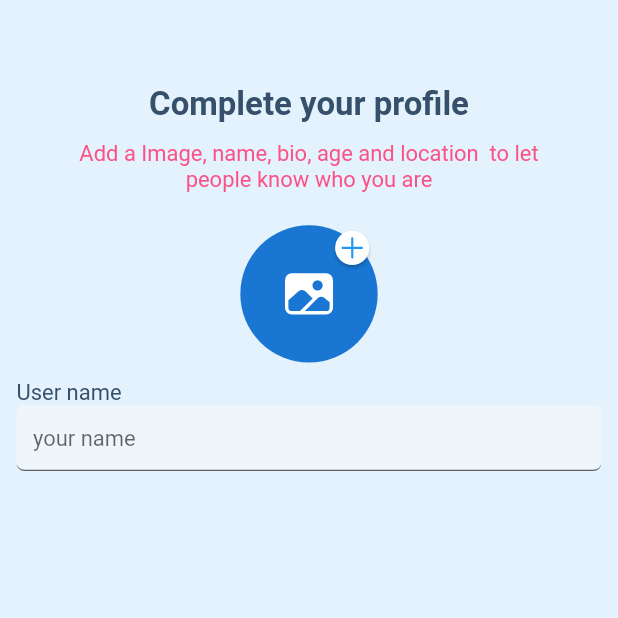
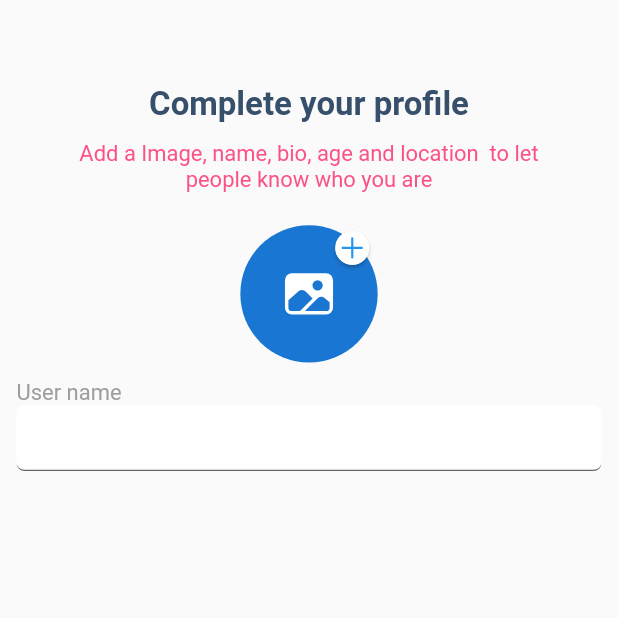
Before and after one commit to abdelrahmanelmarakby/wechive, a Flutter app: the CompleteProfile screen opened directly, on a phone screen of 412 x 824 dp, the top half of it. Run offline on Flutter 3.47's test engine with Material 2 defaults, Android fonts, the phone set to English and light mode, and no system bars; our stand-ins replace cloud_firestore, firebase_auth, firebase_core, firebase_storage, flashy_tab_bar2, geolocator and 8 more; accounts and stored records are empty; Roboto replaces fonts that are missing (Cairo); project files that could hold a hidden picture were left out.

Commit message:
custom TextFormField and updated settings

```diff
--- a/lib/app/modules/auth/views/complete_profile.dart
+++ b/lib/app/modules/auth/views/complete_profile.dart
@@ -4,6 +4,7 @@ import 'package:ionicons/ionicons.dart';
 import 'package:wechive/app/modules/auth/controllers/auth_controller.dart';
 import 'package:wechive/core/consts.dart';
 import 'package:wechive/core/widgets/Text.dart';
+import 'package:wechive/core/widgets/TxtForm.dart';
 
 class CompleteProfile extends GetView<AuthController> {
   @override
@@ -71,45 +72,9 @@ class CompleteProfile extends GetView<AuthController> {
                     ),
                   ),
                   const SizedBox(height: 12.0),
-                  Container(
-                    child: Column(
-                      children: [
-                        Container(
-                          alignment: Alignment.centerLeft,
-                          child: Txt(
-                            "User name",
-                            textAlign: TextAlign.left,
-                            color: KBlue,
-                          ),
-                        ),
-                        TextFormField(
-                          autofillHints: [AutofillHints.name],
-                          autovalidateMode: AutovalidateMode.onUserInteraction,
-                          controller: controller.phone,
-                          keyboardType: TextInputType.name,
-                          validator: (value) {
-                            String pattern = r"/^([a-z']+(-| )?)+$/i";
-                            RegExp regExp = RegExp(pattern);
-                            if (value!.length == 0) {
-                              return 'Please enter mobile number';
-                            } else if (!regExp.hasMatch(value)) {
-                              return 'Please enter valid mobile number';
-                            }
-                            return null;
-                          },
-                          decoration: InputDecoration(
-                              hintText: "your name",
-                              //    labelText: "your name".tr,
-                              focusedBorder: UnderlineInputBorder(
-                                  borderRadius: BorderRadius.circular(6),
-                                  borderSide: BorderSide(color: Colors.green)),
-                              fillColor: Colors.grey.shade50.withOpacity(.5),
-                              filled: true,
-                              border: UnderlineInputBorder(
-                                  borderRadius: BorderRadius.circular(6))),
-                        ),
-                      ],
-                    ),
+                  TxtForm(
+                    editingController: controller.phone,
+                    textFieldName: "User name",
                   ),
                 ],
               ),
--- a/lib/core/app_services/theme.dart
+++ b/lib/core/app_services/theme.dart
@@ -6,7 +6,7 @@ import 'package:wechive/core/consts.dart';
 
 class Themes {
   static final light = ThemeData.light().copyWith(
-      scaffoldBackgroundColor: Colors.blue.shade50,
+      scaffoldBackgroundColor: Colors.grey.shade50,
       primaryColor: KBlue,
       textTheme: TextTheme(
           headline1: GoogleFonts.cairo(),
--- a/lib/core/consts.dart
+++ b/lib/core/consts.dart
@@ -1,6 +1,5 @@
 import 'package:flutter/cupertino.dart';
 import 'package:flutter/material.dart';
-import 'package:wechive/core/shared_services/user_service.dart';
 
 //UI
 const Color KPink = Color(0xffFC5185);
--- /dev/null
+++ b/lib/core/widgets/TxtForm.dart
@@ -0,0 +1,61 @@
+import 'package:flutter/material.dart';
+import 'package:wechive/core/widgets/Text.dart';
+
+class TxtForm extends StatelessWidget {
+  const TxtForm({
+    Key? key,
+    required this.textFieldName,
+    this.textFieldNameColor = Colors.grey,
+    this.textFieldHint = " ",
+    this.validator,
+    this.autofillHints,
+    required this.editingController,
+    this.keyboardType,
+    this.fillColor = Colors.white,
+    this.validateMode = AutovalidateMode.onUserInteraction,
+  }) : super(key: key);
+  final String textFieldName;
+  final Color textFieldNameColor;
+  final String textFieldHint;
+  final String? Function(String?)? validator;
+  final Iterable<String>? autofillHints;
+  final TextEditingController editingController;
+  final TextInputType? keyboardType;
+  final Color fillColor;
+  final AutovalidateMode validateMode;
+
+  @override
+  Widget build(BuildContext context) {
+    return Container(
+      child: Column(
+        children: [
+          Container(
+            alignment: Alignment.centerLeft,
+            child: Txt(
+              textFieldName,
+              textAlign: TextAlign.left,
+              color: textFieldNameColor,
+            ),
+          ),
+          TextFormField(
+            autofillHints: autofillHints,
+            autovalidateMode: validateMode,
+            controller: editingController,
+            keyboardType: keyboardType,
+            validator: validator,
+            decoration: InputDecoration(
+                hintText: textFieldHint,
+                //    labelText: "your name".tr,
+                focusedBorder: UnderlineInputBorder(
+                    borderRadius: BorderRadius.circular(6),
+                    borderSide: BorderSide(color: Colors.green)),
+                fillColor: fillColor,
+                filled: true,
+                border: UnderlineInputBorder(
+                    borderRadius: BorderRadius.circular(6))),
+          ),
+        ],
+      ),
+    );
+  }
+}
--- a/lib/main.dart
+++ b/lib/main.dart
@@ -5,9 +5,7 @@ import 'package:get/get.dart';
 import 'package:get_storage/get_storage.dart';
 import 'package:responsive_framework/responsive_wrapper.dart';
 import 'package:wechive/app/modules/auth/views/complete_profile.dart';
-import 'package:wechive/app/modules/auth/views/otp_send_code.dart';
-import 'package:wechive/app/modules/bottom_nav_bar/views/bottom_nav_bar_view.dart';
-import 'package:wechive/app/modules/home/views/home_view.dart';
+import 'package:wechive/app/modules/auth/views/login.dart';
 import 'package:wechive/core/app_services/bindings.dart';
 import 'package:wechive/core/app_services/theme.dart';
 import 'package:wechive/core/consts.dart';
@@ -71,7 +69,7 @@ class _InitializerWidgetState extends State<InitializerWidget> {
       );
     } else {
       if (_user == null) {
-        return OtpLoginSend();
+        return Login();
       } else {
         print(_user);
         authUserID = _user!.uid;
--- a/pubspec.yaml
+++ b/pubspec.yaml
@@ -19,7 +19,7 @@ dependencies:
   geolocator: ^7.6.1
   get: 4.3.8
   get_storage: ^2.0.3
-  github_sign_in: ^0.0.4
+  #github_sign_in: ^0.0.4
   google_fonts: ^2.1.0
   google_sign_in: ^5.1.1
   image_picker: ^0.8.4+2
```
Also changed, not shown: lib/app/modules/auth/controllers/auth_controller.dart (+5 -7 lines), lib/app/modules/auth/views/login.dart (+28 -1 lines), pubspec.lock.
